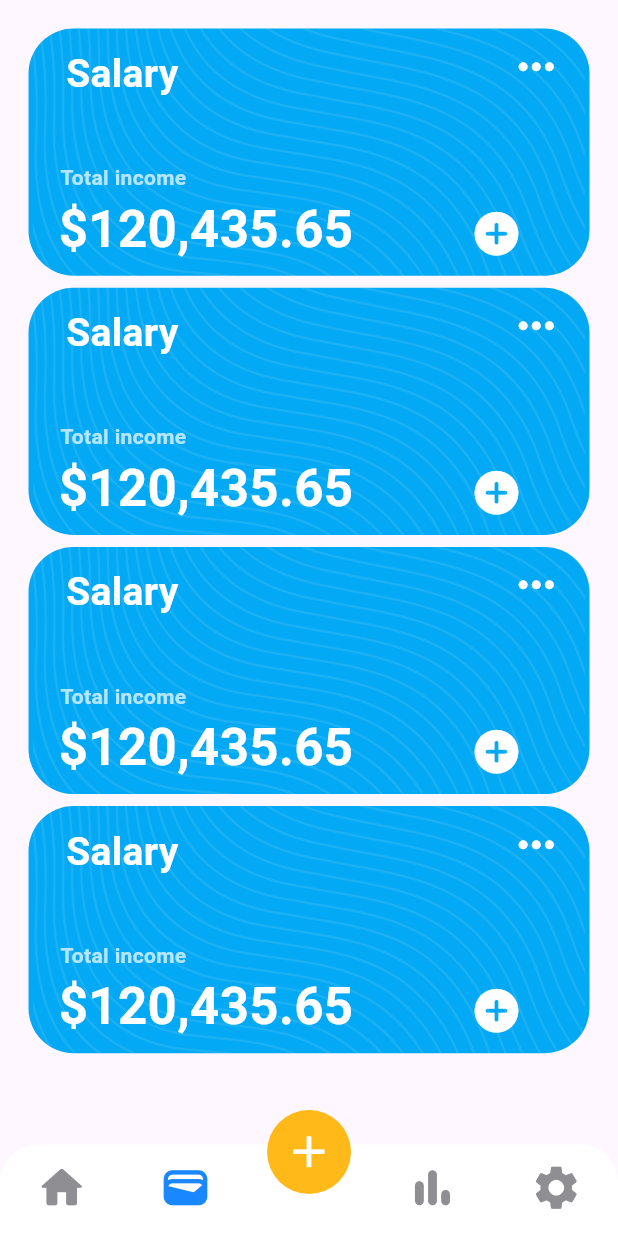
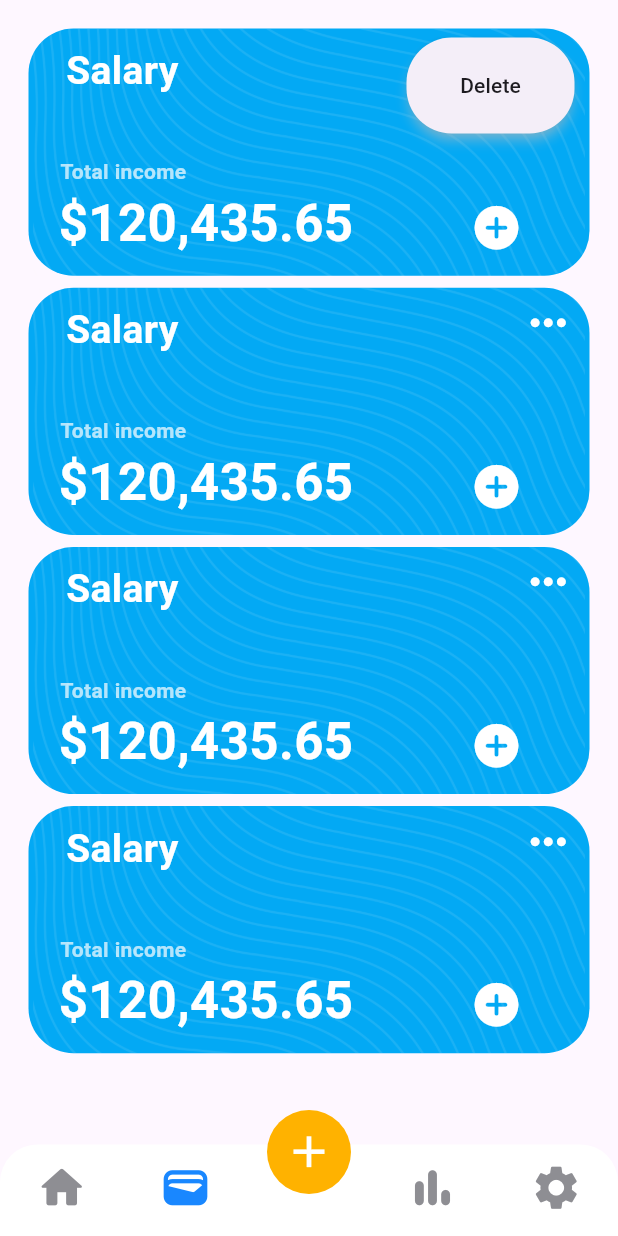
Before and after one commit to DusanCojic/PocketPal, a Flutter app: the screen it shows after launch, item 2 of the bottom bar chosen, after a tap on the "keyboard control" icon, on a phone screen of 412 x 824 dp. Run offline on Flutter 3.47's test engine with Material 3 defaults, Android fonts, the phone set to English and light mode, and no system bars; drawn by our look-alikes of persistent_bottom_nav_bar; our stand-ins replace flutter_colorpicker, flutter_slidable, hive, hive_flutter; missing offline and left inert: flutter_iconpicker; accounts and stored records are empty; generated files the repository leaves out were written again.

Commit message:
feat: delete account dialog

```diff
--- a/lib/widgets/account_card.dart
+++ b/lib/widgets/account_card.dart
@@ -48,12 +48,63 @@ class _AccountCardState extends State<AccountCard> {
                   ),
                   Padding(
                     padding: const EdgeInsets.only(right: 10.0),
-                    child: IconButton(
-                      onPressed: () {},
-                      icon: const Icon(
-                        Icons.more_horiz_rounded,
-                        color: Colors.white,
-                        size: 35.0,
+                    child: PopupMenuTheme(
+                      data: const PopupMenuThemeData(
+                        surfaceTintColor: Colors.white,
+                        shape: RoundedRectangleBorder(
+                          borderRadius: BorderRadius.all(
+                            Radius.circular(30.0),
+                          ),
+                        ),
+                        shadowColor: Colors.white,
+                      ),
+                      child: PopupMenuButton<String>(
+                        onSelected: (String value) {
+                          if (value == "Delete") {
+                            showDialog(
+                              context: context,
+                              builder: (BuildContext context) {
+                                return AlertDialog(
+                                  title: const Text("Delete account"),
+                                  content: const Text(
+                                      "Are you sure you want to delete \"Salary\" account?"),
+                                  actions: [
+                                    TextButton(
+                                      onPressed: () {
+                                        Navigator.pop(context);
+                                      },
+                                      child: const Text("No"),
+                                    ),
+                                    TextButton(
+                                      onPressed: () {},
+                                      child: const Text("Yes"),
+                                    ),
+                                  ],
+                                );
+                              },
+                            );
+                          }
+                        },
+                        itemBuilder: (BuildContext context) {
+                          return ['Delete'].map((String value) {
+                            return PopupMenuItem<String>(
+                              value: value,
+                              child: Center(
+                                child: Text(
+                                  value,
+                                  style: const TextStyle(
+                                    fontSize: 14.0,
+                                  ),
+                                ),
+                              ),
+                            );
+                          }).toList();
+                        },
+                        child: const Icon(
+                          Icons.more_horiz_rounded,
+                          color: Colors.white,
+                          size: 35.0,
+                        ),
                       ),
                     ),
                   ),
--- a/lib/widgets/bottom_bar.dart
+++ b/lib/widgets/bottom_bar.dart
@@ -96,7 +96,7 @@ class BottomBar extends StatelessWidget {
           color: Colors.white,
           size: 35.0,
         ),
-        activeColorPrimary: const Color(0xFFFFB200).withOpacity(0.9),
+        activeColorPrimary: const Color(0xFFFFB200),
         inactiveColorPrimary: CupertinoColors.systemGrey,
         onPressed: (value) {
           showModalBottomSheet(
```
Also changed, not shown: lib/screens/income_screen.dart (+6 -3 lines).
